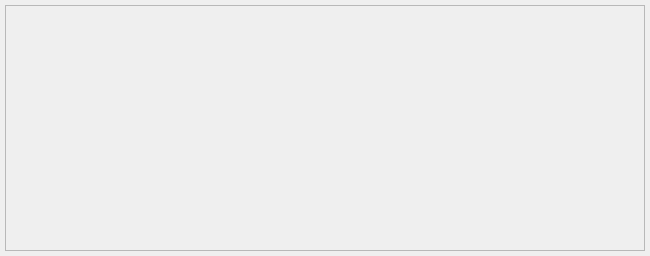
Qt form ui/remix.ui (StarixWoS/ReMix) before a commit.
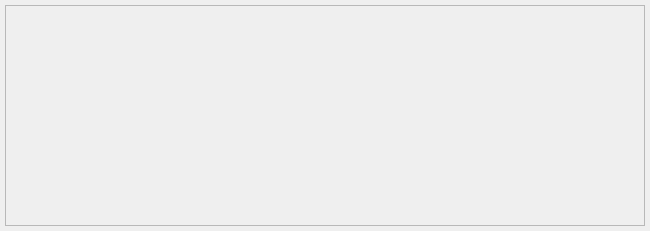
The same form after that commit.

```diff
--- a/ui/remix.ui
+++ b/ui/remix.ui
@@ -7,19 +7,19 @@
     <x>0</x>
     <y>0</y>
     <width>650</width>
-    <height>256</height>
+    <height>231</height>
    </rect>
   </property>
   <property name="minimumSize">
    <size>
     <width>0</width>
-    <height>256</height>
+    <height>231</height>
    </size>
   </property>
   <property name="maximumSize">
    <size>
     <width>16777215</width>
-    <height>395</height>
+    <height>380</height>
    </size>
   </property>
   <property name="windowTitle">
```
